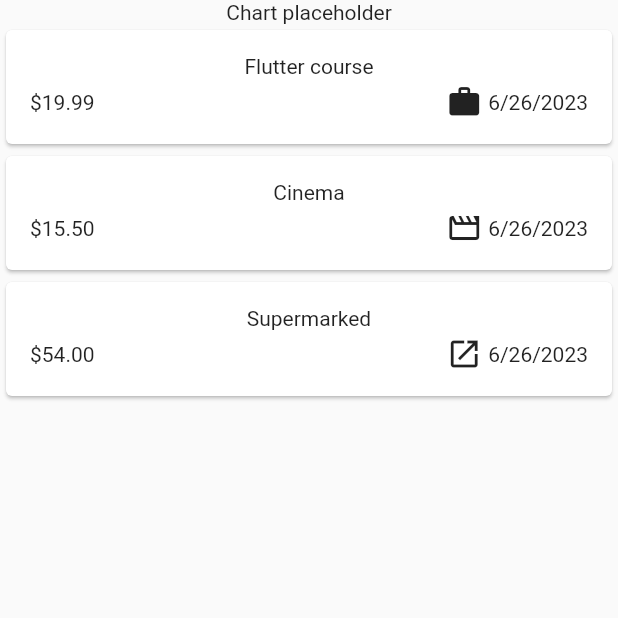
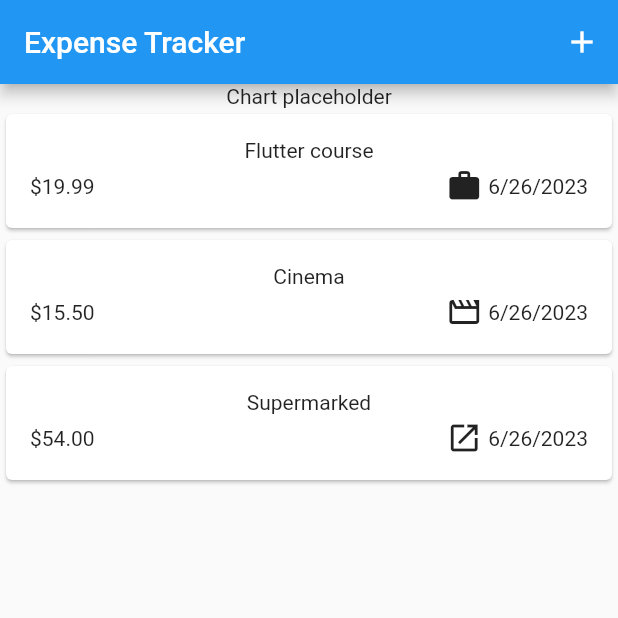
Before and after one commit to elianaferreira/expense_tracker, a Flutter app: the screen it shows after launch, on a phone screen of 412 x 824 dp, the top half of it. Run offline on Flutter 3.47's test engine with Material 2 defaults, Android fonts, the phone set to English and light mode, and no system bars.

Commit message:
added appbar

```diff
--- a/lib/screens/expenses.dart
+++ b/lib/screens/expenses.dart
@@ -33,6 +33,16 @@ class _ExpensesState extends State<Expenses> {
   @override
   Widget build(BuildContext context) {
     return Scaffold(
+      appBar: AppBar(
+        title: const Text('Expense Tracker'),
+        actions: [
+          IconButton(
+              onPressed: () {
+                print("button pressed");
+              },
+              icon: const Icon(Icons.add))
+        ],
+      ),
       body: Column(
         children: [
           const Text('Chart placeholder'),
```
